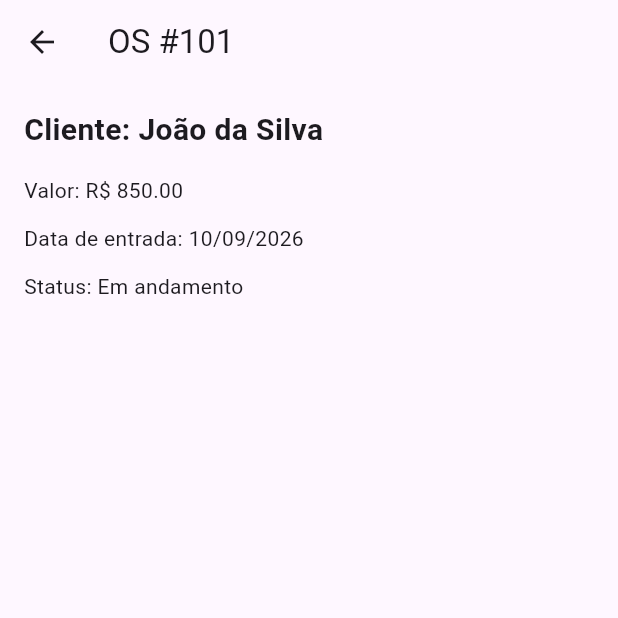
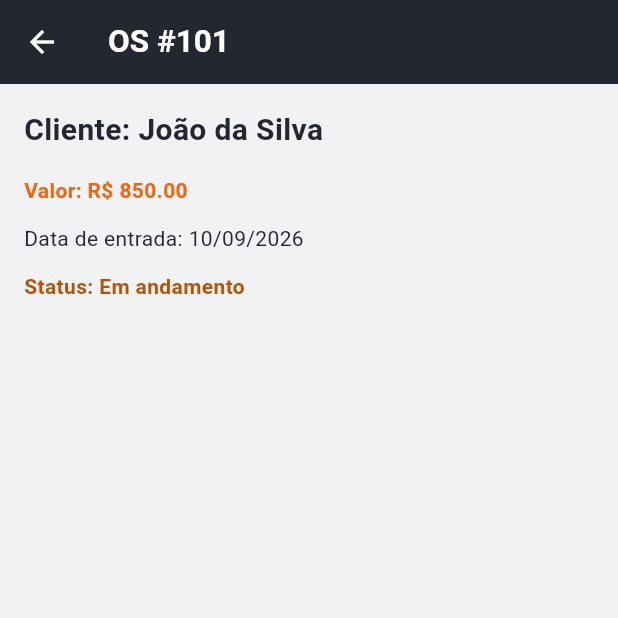
Before and after one commit to gpfriedrich/trabalho_dispositivos_moveis, a Flutter app: the screen it shows after launch, after a tap on an icon or button, on a phone screen of 412 x 824 dp, the top half of it. Run offline on Flutter 3.47's test engine with Material 3 defaults, Android fonts, the phone set to English and light mode, and no system bars.

Commit message:
Finalização da interface de flutter e realização do readme.

```diff
--- a/parte2-flutter/oficina_flutter/lib/main.dart
+++ b/parte2-flutter/oficina_flutter/lib/main.dart
@@ -3,6 +3,11 @@ import 'package:flutter/material.dart';
 import 'models/OrdemServico.dart';
 import 'models/Oficina.dart';
 import 'screens/home_page.dart';
+
+const Color grafiteOficina = Color(0xFF23272F);
+const Color laranjaOficina = Color(0xFFE86A17);
+const Color ambarOficina = Color(0xFFF2A900);
+const Color fundoOficina = Color(0xFFF1F2F4);
 
 void main() {
   Oficina oficina = Oficina(
@@ -47,9 +52,70 @@ void main() {
     ],
   );
 
+  final ColorScheme esquemaDeCores =
+      ColorScheme.fromSeed(
+        seedColor: laranjaOficina,
+        brightness: Brightness.light,
+      ).copyWith(
+        primary: laranjaOficina,
+        onPrimary: Colors.white,
+        secondary: ambarOficina,
+        onSecondary: grafiteOficina,
+        surface: Colors.white,
+        onSurface: grafiteOficina,
+      );
+
   runApp(
     MaterialApp(
       debugShowCheckedModeBanner: false,
+      theme: ThemeData(
+        useMaterial3: true,
+        colorScheme: esquemaDeCores,
+        scaffoldBackgroundColor: fundoOficina,
+        appBarTheme: const AppBarTheme(
+          backgroundColor: grafiteOficina,
+          foregroundColor: Colors.white,
+          elevation: 0,
+          titleTextStyle: TextStyle(
+            color: Colors.white,
+            fontSize: 21,
+            fontWeight: FontWeight.w700,
+          ),
+        ),
+        floatingActionButtonTheme: const FloatingActionButtonThemeData(
+          backgroundColor: laranjaOficina,
+          foregroundColor: Colors.white,
+        ),
+        inputDecorationTheme: InputDecorationTheme(
+          filled: true,
+          fillColor: Colors.white,
+          prefixIconColor: laranjaOficina,
+          labelStyle: const TextStyle(color: grafiteOficina),
+          enabledBorder: OutlineInputBorder(
+            borderRadius: BorderRadius.circular(12),
+            borderSide: const BorderSide(color: Color(0xFFAEB3BA)),
+          ),
+          focusedBorder: OutlineInputBorder(
+            borderRadius: BorderRadius.circular(12),
+            borderSide: const BorderSide(color: laranjaOficina, width: 2),
+          ),
+        ),
+        elevatedButtonTheme: ElevatedButtonThemeData(
+          style: ElevatedButton.styleFrom(
+            backgroundColor: laranjaOficina,
+            foregroundColor: Colors.white,
+            padding: const EdgeInsets.symmetric(horizontal: 28, vertical: 14),
+            textStyle: const TextStyle(
+              fontSize: 16,
+              fontWeight: FontWeight.w700,
+            ),
+          ),
+        ),
+        snackBarTheme: const SnackBarThemeData(
+          backgroundColor: grafiteOficina,
+          contentTextStyle: TextStyle(color: Colors.white),
+        ),
+      ),
       home: HomePage(oficina: oficina),
     ),
   );
--- a/parte2-flutter/oficina_flutter/lib/screens/detalhes_page.dart
+++ b/parte2-flutter/oficina_flutter/lib/screens/detalhes_page.dart
@@ -5,21 +5,17 @@ import '../models/OrdemServico.dart';
 class DetalhePage extends StatelessWidget {
   final OrdemServico ordem;
 
-  const DetalhePage({
-    super.key,
-    required this.ordem,
-  });
+  const DetalhePage({super.key, required this.ordem});
 
   @override
   Widget build(BuildContext context) {
     String dia = ordem.dataEntrada.day.toString().padLeft(2, '0');
     String mes = ordem.dataEntrada.month.toString().padLeft(2, '0');
     String ano = ordem.dataEntrada.year.toString();
+    ColorScheme cores = Theme.of(context).colorScheme;
 
     return Scaffold(
-      appBar: AppBar(
-        title: Text('OS #${ordem.numero}'),
-      ),
+      appBar: AppBar(title: Text('OS #${ordem.numero}')),
 
       body: Padding(
         padding: const EdgeInsets.all(16),
@@ -32,6 +28,7 @@ class DetalhePage extends StatelessWidget {
               style: const TextStyle(
                 fontSize: 20,
                 fontWeight: FontWeight.bold,
+                color: Color(0xFF23272F),
               ),
             ),
 
@@ -39,18 +36,26 @@ class DetalhePage extends StatelessWidget {
 
             Text(
               'Valor: R\$ ${ordem.valor.toStringAsFixed(2)}',
+              style: TextStyle(
+                color: cores.primary,
+                fontWeight: FontWeight.w700,
+              ),
             ),
 
             const SizedBox(height: 12),
 
-            Text(
-              'Data de entrada: $dia/$mes/$ano',
-            ),
+            Text('Data de entrada: $dia/$mes/$ano'),
 
             const SizedBox(height: 12),
 
             Text(
               'Status: ${ordem.concluida ? 'Concluída' : 'Em andamento'}',
+              style: TextStyle(
+                color: ordem.concluida
+                    ? const Color(0xFF2E7D32)
+                    : const Color(0xFFB45309),
+                fontWeight: FontWeight.w700,
+              ),
             ),
           ],
         ),
--- a/parte2-flutter/oficina_flutter/lib/screens/home_page.dart
+++ b/parte2-flutter/oficina_flutter/lib/screens/home_page.dart
@@ -9,10 +9,7 @@ import 'detalhes_page.dart';
 class HomePage extends StatefulWidget {
   final Oficina oficina;
 
-  const HomePage({
-    super.key,
-    required this.oficina,
-  });
+  const HomePage({super.key, required this.oficina});
 
   @override
   State<HomePage> createState() => _HomePageState();
@@ -29,11 +26,8 @@ class _HomePageState extends State<HomePage> {
   }
 
   Future<void> abrirCadastro() async {
-    OrdemServico? novaOrdem =
-        await Navigator.of(context).push<OrdemServico>(
-      MaterialPageRoute(
-        builder: (context) => const CadastroPage(),
-      ),
+    OrdemServico? novaOrdem = await Navigator.of(context).push<OrdemServico>(
+      MaterialPageRoute(builder: (context) => const CadastroPage()),
     );
 
     if (novaOrdem != null) {
@@ -46,11 +40,7 @@ class _HomePageState extends State<HomePage> {
   @override
   Widget build(BuildContext context) {
     return Scaffold(
-      backgroundColor: Colors.grey[200],
-
-      appBar: AppBar(
-        title: Text(oficina.nome),
-      ),
+      appBar: AppBar(title: Text(oficina.nome)),
 
       body: Padding(
         padding: const EdgeInsets.all(16),
@@ -65,6 +55,7 @@ class _HomePageState extends State<HomePage> {
               style: const TextStyle(
                 fontSize: 22,
                 fontWeight: FontWeight.bold,
+                color: Color(0xFFE86A17),
               ),
             ),
 
@@ -81,16 +72,12 @@ class _HomePageState extends State<HomePage> {
                     onTap: () {
                       Navigator.of(context).push(
                         MaterialPageRoute(
-                          builder: (context) => DetalhePage(
-                            ordem: ordem,
-                          ),
+                          builder: (context) => DetalhePage(ordem: ordem),
                         ),
                       );
                     },
 
-                    child: OrdemServicoCard(
-                      ordem: ordem,
-                    ),
+                    child: OrdemServicoCard(ordem: ordem),
                   );
                 },
               ),
--- a/parte2-flutter/oficina_flutter/lib/widgets/ordem_servico_card.dart
+++ b/parte2-flutter/oficina_flutter/lib/widgets/ordem_servico_card.dart
@@ -5,23 +5,23 @@ import '../models/OrdemServico.dart';
 class OrdemServicoCard extends StatelessWidget {
   final OrdemServico ordem;
 
-  const OrdemServicoCard({
-    super.key,
-    required this.ordem,
-  });
+  const OrdemServicoCard({super.key, required this.ordem});
 
   @override
   Widget build(BuildContext context) {
+    ColorScheme cores = Theme.of(context).colorScheme;
+
     return Container(
       margin: const EdgeInsets.only(bottom: 12),
       padding: const EdgeInsets.all(16),
 
       decoration: BoxDecoration(
-        color: Colors.white,
+        color: cores.surface,
         borderRadius: BorderRadius.circular(12),
-        boxShadow: const [
+        border: Border.all(color: cores.primary.withValues(alpha: 0.24)),
+        boxShadow: [
           BoxShadow(
-            color: Colors.black26,
+            color: cores.shadow.withValues(alpha: 0.15),
             blurRadius: 6,
             offset: Offset(0, 3),
           ),
@@ -33,9 +33,10 @@ class OrdemServicoCard extends StatelessWidget {
         children: [
           Text(
             'OS #${ordem.numero}',
-            style: const TextStyle(
+            style: TextStyle(
               fontSize: 18,
               fontWeight: FontWeight.bold,
+              color: cores.onSurface,
             ),
           ),
 
@@ -43,12 +44,14 @@ class OrdemServicoCard extends StatelessWidget {
 
           Text(
             'Cliente: ${ordem.cliente}',
+            style: TextStyle(color: cores.onSurfaceVariant),
           ),
 
           const SizedBox(height: 4),
 
           Text(
             'Valor: R\$ ${ordem.valor.toStringAsFixed(2)}',
+            style: TextStyle(color: cores.primary, fontWeight: FontWeight.w700),
           ),
         ],
       ),
```
Also changed, not shown: parte1-dart/oficina/pubspec.lock (added), parte2-flutter/oficina_flutter/pubspec.lock (added), 2 other files.
